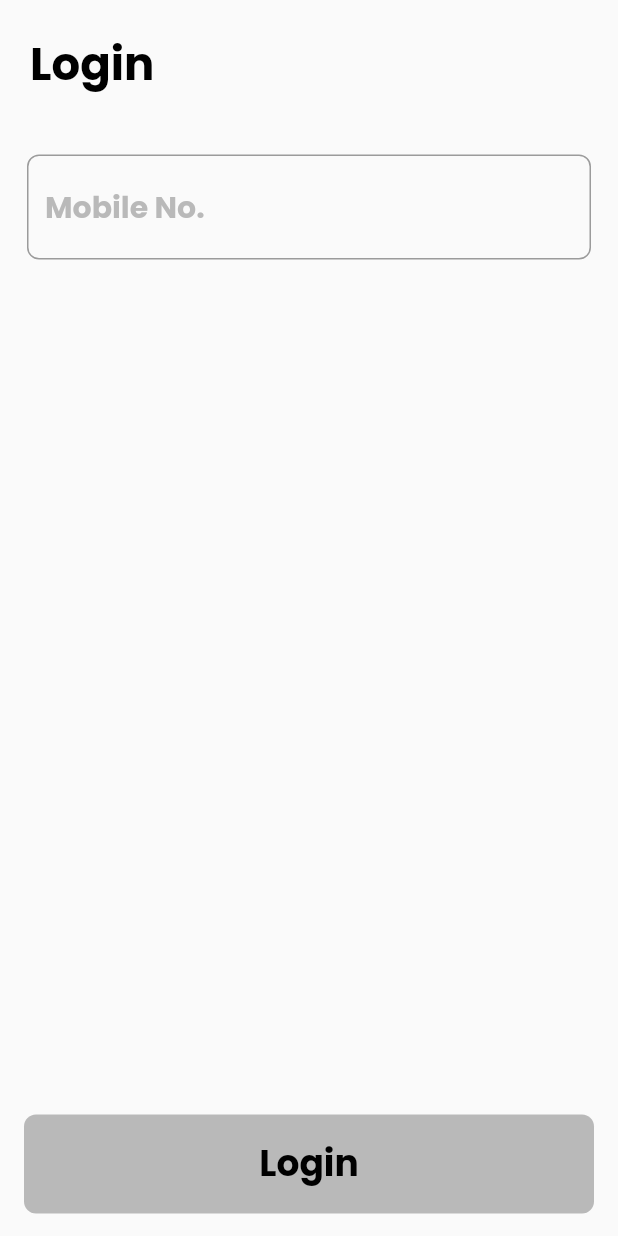
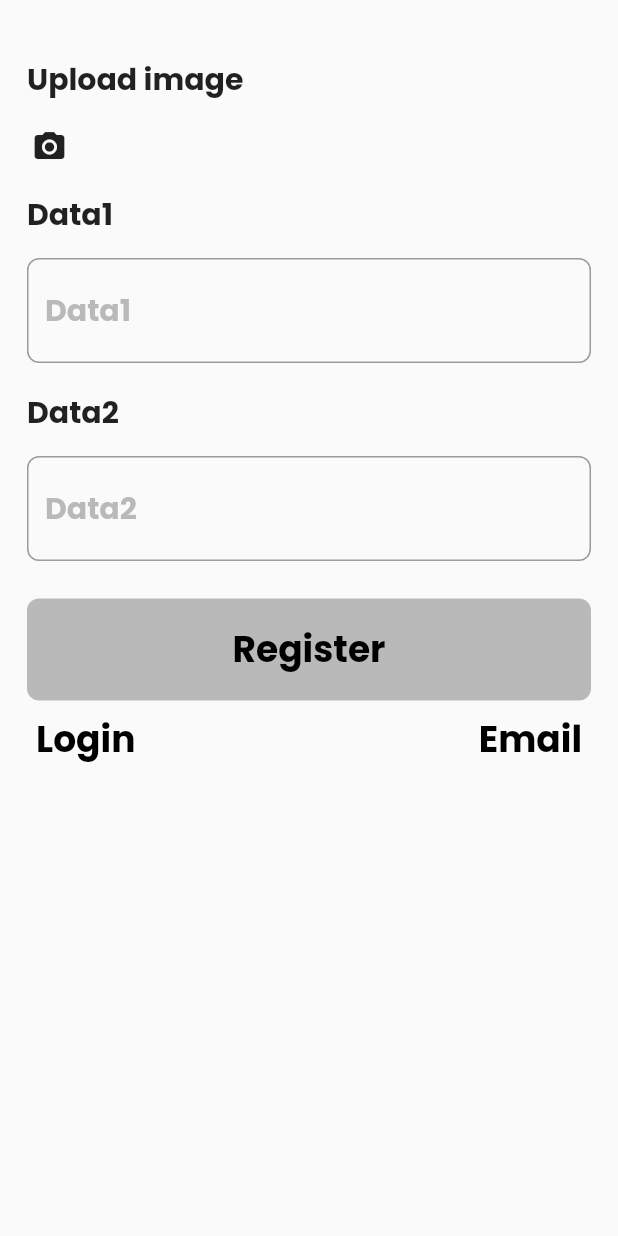
Before and after one commit to darshilshah22/firstApp, a Flutter app: the screen it shows after launch, on a phone screen of 412 x 824 dp. Run offline on Flutter 3.47's test engine with Material 2 defaults, Android fonts, the phone set to English and light mode, and no system bars; our stand-ins replace cloud_firestore, firebase_auth, firebase_core, firebase_messaging, fluttertoast, google_fonts and 3 more; accounts and stored records are empty.

Commit message:
screen 1, mobile number issue

```diff
--- /dev/null
+++ b/lib/core/constants/constants.dart
@@ -0,0 +1 @@
+const String REGISTER = 'register';
--- /dev/null
+++ b/lib/core/model/store_data.dart
@@ -0,0 +1,21 @@
+class StoreData{
+  String? id;
+  String? logo;
+  String? data1;
+  String? data2;
+
+  StoreData({this.id, this.logo, this.data1, this.data2});
+
+  StoreData.fromJson(Map<String, dynamic> json):
+        id = json["id"],
+        logo = json["logo"],
+        data1 = json["data1"],
+        data2 = json["data2"];
+
+  Map<String, dynamic> toJson() => {
+    'id': id,
+    'logo': logo,
+    'data1': data1,
+    'data2': data2
+  };
+}
--- a/lib/core/preferences.dart
+++ b/lib/core/preferences.dart
@@ -1,12 +1,14 @@
 import 'dart:convert';
 
+import 'package:firstapp/core/constants/constants.dart';
+import 'package:firstapp/core/model/store_data.dart';
 import 'package:shared_preferences/shared_preferences.dart';
 
 import 'model/user_data.dart';
 
 class PreferenceHelper{
-
   static String user = 'user';
+  static String data = 'data';
 
   static Future<UserData?> setUser(UserData? userData) async {
     final SharedPreferences prefs = await SharedPreferences.getInstance();
@@ -24,9 +26,36 @@ class PreferenceHelper{
     return response;
   }
 
+  static Future<UserData?> setData(StoreData? storeData) async {
+    final SharedPreferences prefs = await SharedPreferences.getInstance();
+    prefs.setString(data, json.encode(storeData));
+  }
+
+  static Future<StoreData?> getData() async {
+    final SharedPreferences prefs = await SharedPreferences.getInstance();
+    StoreData? response;
+    String? data1 = prefs.getString(data);
+    if(data1!=null){
+      Map<String, dynamic> datas = jsonDecode(data1);
+      response = StoreData.fromJson(datas);
+    }
+    return response;
+  }
+
+  static addBoolToSF(bool value) async {
+    SharedPreferences prefs = await SharedPreferences.getInstance();
+    prefs.setBool(REGISTER, value);
+  }
+
+  static getBool(String key) async {
+    SharedPreferences prefs = await SharedPreferences.getInstance();
+    prefs.getBool(key);
+  }
+
   static Future<void> clearPreferences() async {
     final SharedPreferences prefs = await SharedPreferences.getInstance();
     prefs.remove(user);
+    prefs.remove(data);
   }
 
 }
--- a/lib/main.dart
+++ b/lib/main.dart
@@ -3,6 +3,9 @@ import 'package:firstapp/screens/home_screen.dart';
 import 'package:firstapp/screens/login_screen.dart';
 import 'package:firstapp/screens/mobile_login.dart';
 import 'package:firstapp/screens/register_screen.dart';
+import 'package:firstapp/screens/screen_one.dart';
+import 'package:firstapp/screens/screen_two.dart';
+import 'package:firstapp/screens/splash_screen.dart';
 import 'package:flutter/material.dart';
 
 void main() async {
@@ -25,11 +28,14 @@ class MyApp extends StatelessWidget {
       initialRoute: '/',
       routes: {
         // When navigating to the "/" route, build the FirstScreen widget.
-        '/': (context) => const MobileLogin(),
+        '/': (context) => const ScreenOne(),
         // When navigating to the "/second" route, build the SecondScreen widget.
         '/email': (context) => const EmailLogin(),
+        '/mobile': (context) => const MobileLogin(),
         '/register': (context) => const RegisterScreen(),
         '/home': (context) => const HomeScreen(),
+        '/splash': (context) => const SplashScreen(),
+        '/screenTwo': (context) => const ScreenTwo(),
       },
     );
   }
--- /dev/null
+++ b/lib/screens/screen_one.dart
@@ -0,0 +1,220 @@
+import 'package:firstapp/auth/auth_service.dart';
+import 'package:firstapp/core/preferences.dart';
+import 'package:flutter/cupertino.dart';
+import 'package:flutter/material.dart';
+import 'package:google_fonts/google_fonts.dart';
+import 'package:image_picker/image_picker.dart';
+
+import '../strings.dart';
+
+class ScreenOne extends StatefulWidget {
+  const ScreenOne({Key? key}) : super(key: key);
+
+  @override
+  _ScreenOneState createState() => _ScreenOneState();
+}
+
+class _ScreenOneState extends State<ScreenOne> {
+  final TextEditingController data1Controller = TextEditingController();
+  final TextEditingController data2Controller = TextEditingController();
+  final TextEditingController data3Controller = TextEditingController();
+  XFile? _image;
+  final ImagePicker _picker = ImagePicker();
+  final AuthenticationServices _auth = AuthenticationServices();
+
+
+  @override
+  Widget build(BuildContext context) {
+    return Scaffold(
+      body: SafeArea(
+        child: Column(
+          mainAxisAlignment: MainAxisAlignment.start,
+          crossAxisAlignment: CrossAxisAlignment.start,
+          children: [
+            const SizedBox(height: 20),
+            _buildHeading(Strings.uploadImage),
+            _buildCameraView(),
+            _buildHeading(Strings.data1),
+            _buildDataInput(Strings.data1, data1Controller),
+            _buildHeading(Strings.data2),
+            _buildDataInput(Strings.data2, data2Controller),
+            _buildRegisterButton(),
+            _buildRegister()
+          ],
+        ),
+      ),
+    );
+  }
+
+  Widget _buildHeading(String heading){
+    return Container(
+      margin: const EdgeInsets.fromLTRB(18, 18, 18, 0),
+      child: Text(
+        heading,
+        style: GoogleFonts.poppins(textStyle: const TextStyle(fontWeight: FontWeight.bold, fontSize: 20)),
+      ),
+    );
+  }
+
+  Widget _buildCameraView(){
+    return InkWell(
+      onTap: (){
+        _showPicker(context);
+      },
+      child: Container(
+        width: 30,
+        margin: const EdgeInsets.only(left: 18, right: 18, top: 18),
+        decoration: BoxDecoration(
+          borderRadius: BorderRadius.circular(10),
+        ),
+        child: const Center(
+          child: Icon(Icons.camera_alt),
+        ),
+      ),
+    );
+  }
+
+  Widget _buildDataInput(String hint, TextEditingController controller) {
+    return Container(
+      margin: const EdgeInsets.only(left: 18, right: 18, top: 14),
+      child: TextFormField(
+        controller: controller,
+        decoration: InputDecoration(
+          hintText: hint,
+          hintStyle: GoogleFonts.poppins(
+              textStyle: TextStyle(
+                  color: Colors.grey.withOpacity(0.7),
+                  fontWeight: FontWeight.bold,
+                  fontSize: 20)),
+          border: OutlineInputBorder(
+            borderSide: const BorderSide(color: Colors.black26),
+            borderRadius: BorderRadius.circular(8),
+          ),
+        ),
+      ),
+    );
+  }
+
+  void _showPicker(context) {
+    showModalBottomSheet(
+        context: context,
+        builder: (BuildContext bc) {
+          return SafeArea(
+            child: Wrap(
+              children: <Widget>[
+                ListTile(
+                    leading: const Icon(Icons.photo_library),
+                    title: const Text('Photo Library'),
+                    onTap: () {
+                      _imgFromGallery();
+                      Navigator.of(context).pop();
+                    }),
+                ListTile(
+                  leading: const Icon(Icons.photo_camera),
+                  title: const Text('Camera'),
+                  onTap: () {
+                    _imgFromCamera();
+                    Navigator.of(context).pop();
+                  },
+                ),
+              ],
+            ),
+          );
+        }
+    );
+  }
+
+  _imgFromCamera() async {
+    XFile? image = await _picker.pickImage(
+        source: ImageSource.camera, imageQuality: 50
+    );
+
+    setState(() {
+      _image = image;
+    });
+    print(_image!.name);
+  }
+
+  _imgFromGallery() async {
+    XFile? image = await _picker.pickImage(
+        source: ImageSource.gallery, imageQuality: 50
+    );
+
+    setState(() {
+      _image = image;
+    });
+    print("sadjsad: " + _image!.path);
+  }
+
+  Widget _buildRegisterButton() {
+    return InkWell(
+      onTap: () async {
+        _auth.checkDataValidation(data1Controller.text, data2Controller.text, true);
+        Navigator.pushNamed(context, '/screenTwo');
+      },
+      child: Container(
+        margin: const EdgeInsets.only(left: 18, right: 18, top: 25),
+        padding: const EdgeInsets.only(top: 16, bottom: 16),
+        width: double.infinity,
+        decoration: BoxDecoration(
+          borderRadius: BorderRadius.circular(8),
+          color: Colors.black26,
+        ),
+        child: Center(
+          child: Text(
+            Strings.register,
+            style: GoogleFonts.poppins(
+                textStyle: const TextStyle(
+                    color: Colors.black,
+                    fontWeight: FontWeight.bold,
+                    fontSize: 24)),
+          ),
+        ),
+      ),
+    );
+  }
+
+  Widget _buildRegister() {
+    return Row(
+      mainAxisAlignment: MainAxisAlignment.spaceBetween,
+      children: [
+        Padding(
+          padding: const EdgeInsets.only(left: 16),
+          child: TextButton(
+            onPressed: () {
+              Navigator.pushNamed(context, '/');
+              PreferenceHelper.clearPreferences();
+            },
+            child: Text(
+              Strings.login,
+              textAlign: TextAlign.center,
+              style: GoogleFonts.poppins(
+                  textStyle: const TextStyle(
+                      color: Colors.black,
+                      fontWeight: FontWeight.bold,
+                      fontSize: 24)),
+            ),
+          ),
+        ),
+        Padding(
+          padding: const EdgeInsets.only(right: 16),
+          child: TextButton(
+            onPressed: () {
+              Navigator.pushNamed(context, '/email');
+              PreferenceHelper.clearPreferences();
+            },
+            child: Text(
+              Strings.email,
+              textAlign: TextAlign.center,
+              style: GoogleFonts.poppins(
+                  textStyle: const TextStyle(
+                      color: Colors.black,
+                      fontWeight: FontWeight.bold,
+                      fontSize: 24)),
+            ),
+          ),
+        ),
+      ],
+    );
+  }
+}
--- a/lib/strings.dart
+++ b/lib/strings.dart
@@ -20,4 +20,9 @@ class Strings{
   static const String userAvailable = "User already available";
   static const String somethingWrong = "Something went wrong";
   static const String logout = "Logout";
+  static const String welcome = "Welcome";
+  static const String uploadImage = "Upload image";
+  static const String data1 = "Data1";
+  static const String data2 = "Data2";
+  static const String submit = "Submit";
 }
--- a/pubspec.yaml
+++ b/pubspec.yaml
@@ -42,6 +42,7 @@ dependencies:
   cloud_firestore: ^2.5.3
   shared_preferences: ^2.0.8
   firebase_messaging: ^10.0.8
+  image_picker: ^0.8.4+2
 
 dev_dependencies:
   flutter_test:
```
Also changed, not shown: lib/auth/auth_service.dart (+92 -35 lines), lib/screens/home_screen.dart (+9 -7 lines), lib/screens/login_screen.dart (+44 -1 lines), lib/screens/mobile_login.dart (+53 -10 lines), lib/screens/register_screen.dart (+60 -18 lines), lib/screens/screen_two.dart (added, +71 -0 lines), lib/screens/splash_screen.dart (added, +49 -0 lines), pubspec.lock, 1 other file.
